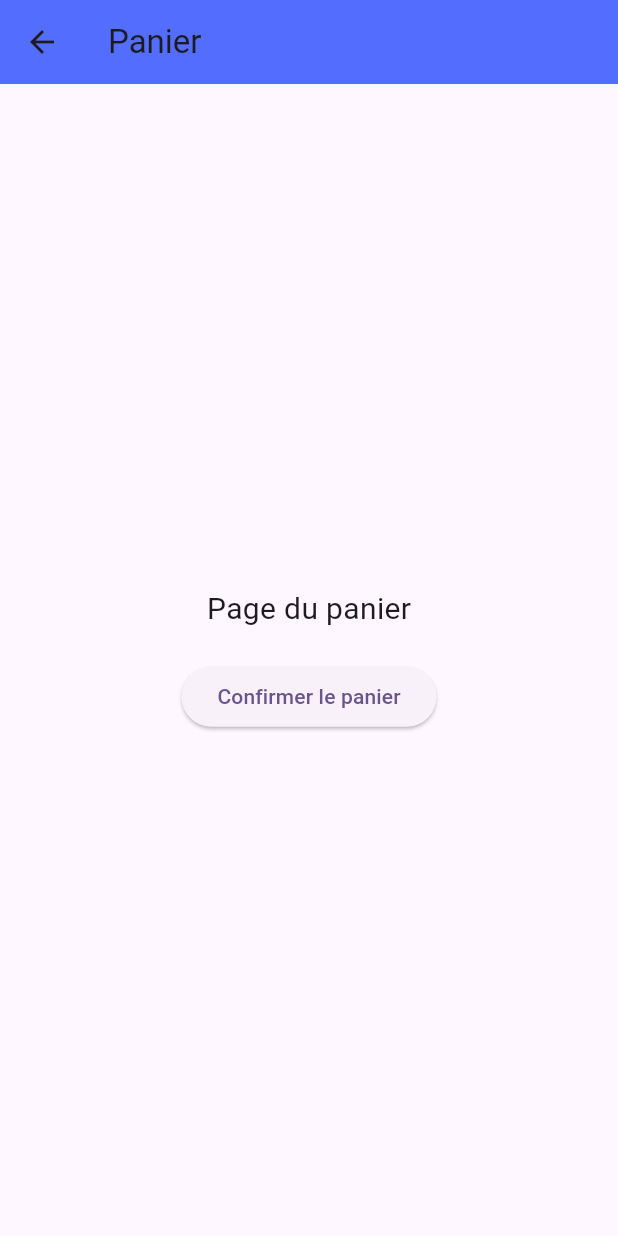
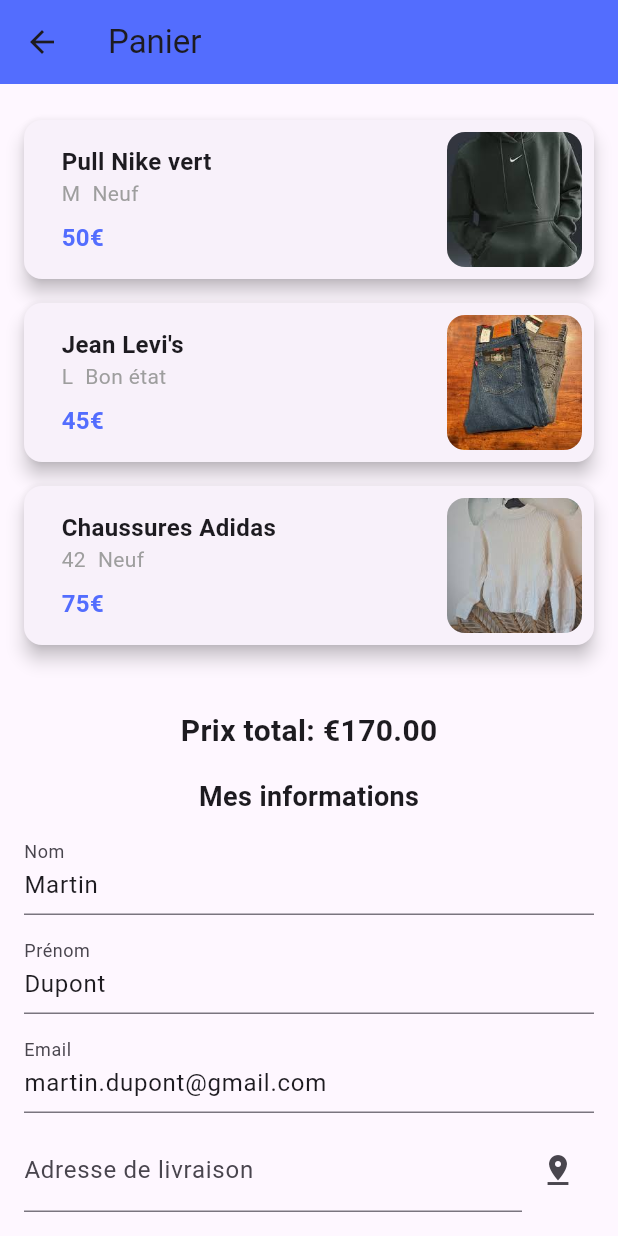
Before and after one commit to StyleSwapApp/StyleSwap-front, a Flutter app: the CartPage screen opened directly, on a phone screen of 412 x 824 dp. Run offline on Flutter 3.47's test engine with Material 3 defaults, Android fonts, the phone set to English and light mode, and no system bars.

Commit message:
update Panier

```diff
--- /dev/null
+++ b/lib/components/cart/cart_article_card.dart
@@ -0,0 +1,73 @@
+import 'package:flutter/material.dart';
+
+class CartArticleCard extends StatelessWidget {
+  final Map<String, dynamic> cartItem;
+
+  const CartArticleCard({required this.cartItem});
+
+  @override
+  Widget build(BuildContext context) {
+    return Card(
+      margin: EdgeInsets.symmetric(vertical: 8.0),
+      elevation: 5,
+      shape: RoundedRectangleBorder(
+        borderRadius: BorderRadius.circular(12), // Augmentation du border radius
+      ),
+      child: Row(
+        crossAxisAlignment: CrossAxisAlignment.center,
+        children: [
+          // Détails de l'article, alignés à gauche avec un léger padding à gauche
+          Expanded(
+            child: Padding(
+              padding: const EdgeInsets.only(left: 25.0, top: 8.0, bottom: 8.0), // Padding à gauche, et réduisant l'espacement vertical
+              child: Column(
+                crossAxisAlignment: CrossAxisAlignment.start,
+                children: [
+                  Text(
+                    cartItem['title'],
+                    style: TextStyle(fontWeight: FontWeight.bold, fontSize: 16),
+                  ),
+                  Row(
+                    children: [
+                      Text(
+                        '${cartItem['size']}',
+                        style: TextStyle(fontSize: 14, color: Colors.grey),
+                      ),
+                      SizedBox(width: 8),
+                      Text(
+                        '${cartItem['condition']}',
+                        style: TextStyle(fontSize: 14, color: Colors.grey),
+                      ),
+                    ],
+                  ),
+                  SizedBox(height: 8),
+                  Text(
+                    '${cartItem['price']}',
+                    style: TextStyle(
+                      fontSize: 16,
+                      fontWeight: FontWeight.bold,
+                      color: Colors.indigoAccent, // Prix en indigoAccent
+                    ),
+                  ),
+                ],
+              ),
+            ),
+          ),
+          // Image de l'article avec un padding autour
+          Padding(
+            padding: const EdgeInsets.all(8.0), // Petit padding autour de l'image
+            child: ClipRRect(
+              borderRadius: BorderRadius.circular(12), // Bord arrondi de l'image
+              child: Image.asset(
+                cartItem['images'][0], // On prend la première image pour le moment
+                width: 90, // Réduction de la taille pour diminuer la hauteur globale
+                height: 90, // Réduction de la taille pour diminuer la hauteur globale
+                fit: BoxFit.cover,
+              ),
+            ),
+          ),
+        ],
+      ),
+    );
+  }
+}
--- a/lib/pages/cart_page.dart
+++ b/lib/pages/cart_page.dart
@@ -1,4 +1,7 @@
 import 'package:flutter/material.dart';
+import 'package:styleswap/components/cart/cart_article_card.dart';
+import 'package:styleswap/services/cart_service.dart';
+import 'package:styleswap/services/user_service.dart';
 
 /// Page du panier
 class CartPage extends StatelessWidget {
@@ -6,31 +9,91 @@ class CartPage extends StatelessWidget {
 
   @override
   Widget build(BuildContext context) {
+    final cartService = CartService();
+    final userService = UserService();
+    final userInfo = userService.getUserInformations(1); // ID utilisateur fictif
+
+    List<Map<String, dynamic>> cartItems = cartService.getAllArticlesInCart(1);
+    double totalPrice = 0;
+
+    cartItems.forEach((item) {
+      // Extraire et additionner le prix de chaque article
+      totalPrice += double.tryParse(item['price']?.replaceAll('€', '') ?? '0') ?? 0;
+    });
+
     return Scaffold(
       appBar: AppBar(
         title: Text('Panier'),
         backgroundColor: Colors.indigoAccent,
       ),
-      body: Center(
-        child: Padding(
+      body: Padding(
         padding: const EdgeInsets.all(16.0),
         child: Column(
-            mainAxisAlignment: MainAxisAlignment.center,
           children: <Widget>[
+            // Liste des articles
+            Expanded(
+              child: ListView.builder(
+                itemCount: cartItems.length,
+                itemBuilder: (context, index) {
+                  return CartArticleCard(cartItem: cartItems[index]);
+                },
+              ),
+            ),
+
+            // Prix total
+            Padding(
+              padding: const EdgeInsets.symmetric(vertical: 16.0),
+              child: Text(
+                "Prix total: €${totalPrice.toStringAsFixed(2)}",
+                style: TextStyle(fontSize: 20, fontWeight: FontWeight.bold),
+              ),
+            ),
+
+            // Informations utilisateur
             Text(
-                'Page du panier',
-                style: TextStyle(fontSize: 20),
+              'Mes informations',
+              style: TextStyle(fontSize: 18, fontWeight: FontWeight.bold),
             ),
-              SizedBox(height: 20),
-              ElevatedButton(
+            SizedBox(height: 10),
+
+            // Champ Nom
+            TextField(
+              controller: TextEditingController(text: userInfo['firstName']),
+              decoration: InputDecoration(labelText: 'Nom'),
+            ),
+            SizedBox(height: 10),
+
+            // Champ Prénom
+            TextField(
+              controller: TextEditingController(text: userInfo['lastName']),
+              decoration: InputDecoration(labelText: 'Prénom'),
+            ),
+            SizedBox(height: 10),
+
+            // Champ Email
+            TextField(
+              controller: TextEditingController(text: userInfo['email']),
+              decoration: InputDecoration(labelText: 'Email'),
+            ),
+            SizedBox(height: 10),
+
+            // Champ Adresse de livraison
+            Row(
+              children: [
+                Expanded(
+                  child: TextField(
+                    decoration: InputDecoration(labelText: 'Adresse de livraison'),
+                  ),
+                ),
+                IconButton(
+                  icon: Icon(Icons.pin_drop),
                   onPressed: () {
-                  // Action pour aller au panier (exemple)
-                  print('Panier confirmé');
+                    // Action pour la localisation (pour l'instant rien)
                   },
-                child: Text('Confirmer le panier'),
                 ),
               ],
             ),
+          ],
         ),
       ),
     );
--- /dev/null
+++ b/lib/services/cart_service.dart
@@ -0,0 +1,12 @@
+class CartService {
+  List<Map<String, dynamic>> products = [
+    {'images': ['assets/articles/article1.jpeg', 'assets/articles/article12.jpeg', 'assets/articles/article7.jpeg'], 'title': 'Pull Nike vert', 'size': 'M', 'condition': 'Neuf', 'price': '50€'},
+    {'images': ['assets/articles/article2.jpeg', 'assets/articles/article5.jpeg'], 'title': 'Jean Levi\'s', 'size': 'L', 'condition': 'Bon état', 'price': '45€'},
+    {'images': ['assets/articles/article3.jpeg', 'assets/articles/article7.jpeg'], 'title': 'Chaussures Adidas', 'size': '42', 'condition': 'Neuf', 'price': '75€'},
+];
+
+  /// Retourne une liste de 3 articles favoris pour un utilisateur donné
+  List<Map<String, dynamic>> getAllArticlesInCart(int idUser) {
+    return products;
+  }
+}
```
Lines whose indentation alone changed are shown as unchanged.
